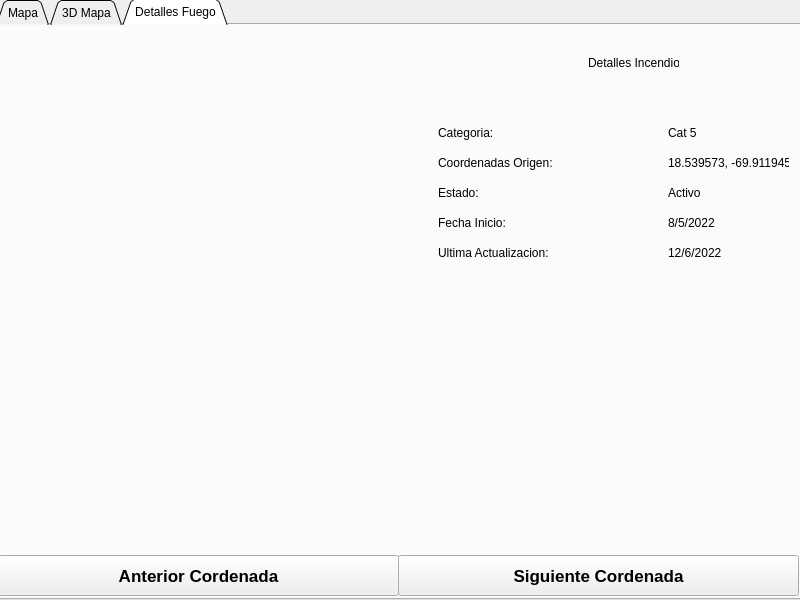
Above: temperature_dron/form.ui from 12an/Incendio_Detect before the change. Below: the same form after it.
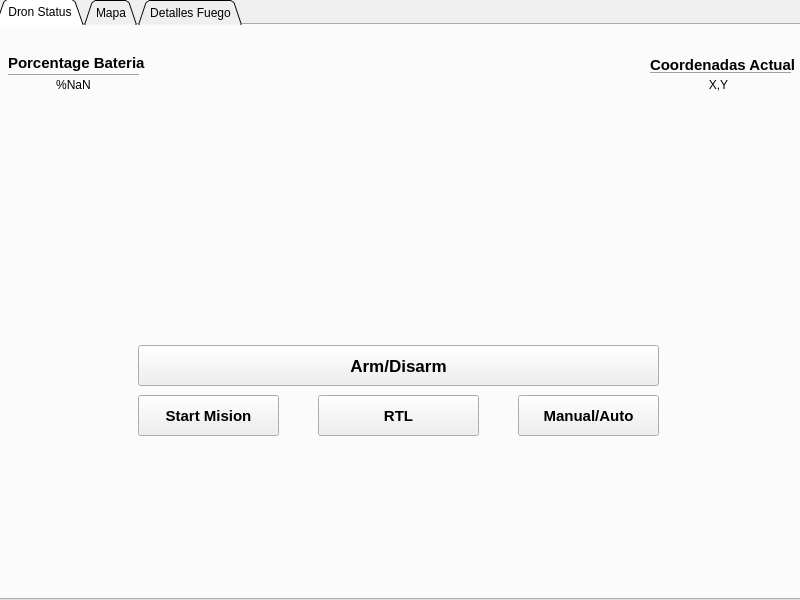
That is the form after the change. The open tabs and pages were chosen to show the change. Icons and pictures are not drawn.

The edit to the form file:
```diff
--- a/temperature_dron/form.ui
+++ b/temperature_dron/form.ui
@@ -28,16 +28,196 @@
    <property name="currentIndex">
     <number>2</number>
    </property>
+   <property name="elideMode">
+    <enum>Qt::ElideMiddle</enum>
+   </property>
+   <widget class="QWidget" name="Dron">
+    <attribute name="title">
+     <string>Dron Status</string>
+    </attribute>
+    <widget class="QLabel" name="PORC_BAT">
+     <property name="geometry">
+      <rect>
+       <x>10</x>
+       <y>30</y>
+       <width>141</width>
+       <height>16</height>
+      </rect>
+     </property>
+     <property name="font">
+      <font>
+       <pointsize>11</pointsize>
+       <bold>true</bold>
+      </font>
+     </property>
+     <property name="text">
+      <string>Porcentage Bateria</string>
+     </property>
+    </widget>
+    <widget class="QLabel" name="porc_bat">
+     <property name="geometry">
+      <rect>
+       <x>0</x>
+       <y>50</y>
+       <width>151</width>
+       <height>20</height>
+      </rect>
+     </property>
+     <property name="text">
+      <string>%NaN</string>
+     </property>
+     <property name="alignment">
+      <set>Qt::AlignCenter</set>
+     </property>
+    </widget>
+    <widget class="Line" name="BAT_LINEA">
+     <property name="geometry">
+      <rect>
+       <x>10</x>
+       <y>40</y>
+       <width>131</width>
+       <height>20</height>
+      </rect>
+     </property>
+     <property name="orientation">
+      <enum>Qt::Horizontal</enum>
+     </property>
+    </widget>
+    <widget class="Line" name="COORD_LINEA">
+     <property name="geometry">
+      <rect>
+       <x>652</x>
+       <y>40</y>
+       <width>141</width>
+       <height>16</height>
+      </rect>
+     </property>
+     <property name="orientation">
+      <enum>Qt::Horizontal</enum>
+     </property>
+    </widget>
+    <widget class="QLabel" name="coord_actual_lb">
+     <property name="geometry">
+      <rect>
+       <x>650</x>
+       <y>50</y>
+       <width>141</width>
+       <height>20</height>
+      </rect>
+     </property>
+     <property name="text">
+      <string>X,Y</string>
+     </property>
+     <property name="alignment">
+      <set>Qt::AlignCenter</set>
+     </property>
+    </widget>
+    <widget class="QLabel" name="COORD_ACTUAL_LB">
+     <property name="geometry">
+      <rect>
+       <x>652</x>
+       <y>30</y>
+       <width>151</width>
+       <height>20</height>
+      </rect>
+     </property>
+     <property name="font">
+      <font>
+       <pointsize>11</pointsize>
+       <bold>true</bold>
+      </font>
+     </property>
+     <property name="text">
+      <string>Coordenadas Actual</string>
+     </property>
+    </widget>
+    <widget class="QPushButton" name="ArmDisarmButton_dron">
+     <property name="geometry">
+      <rect>
+       <x>140</x>
+       <y>320</y>
+       <width>521</width>
+       <height>41</height>
+      </rect>
+     </property>
+     <property name="font">
+      <font>
+       <pointsize>13</pointsize>
+       <bold>true</bold>
+      </font>
+     </property>
+     <property name="text">
+      <string>Arm/Disarm</string>
+     </property>
+    </widget>
+    <widget class="QPushButton" name="StartMisionButton_dron">
+     <property name="geometry">
+      <rect>
+       <x>140</x>
+       <y>370</y>
+       <width>141</width>
+       <height>41</height>
+      </rect>
+     </property>
+     <property name="font">
+      <font>
+       <pointsize>11</pointsize>
+       <bold>true</bold>
+      </font>
+     </property>
+     <property name="text">
+      <string>Start Mision</string>
+     </property>
+    </widget>
+    <widget class="QPushButton" name="RTLButton_dron">
+     <property name="geometry">
+      <rect>
+       <x>320</x>
+       <y>370</y>
+       <width>161</width>
+       <height>41</height>
+      </rect>
+     </property>
+     <property name="font">
+      <font>
+       <pointsize>11</pointsize>
+       <bold>true</bold>
+      </font>
+     </property>
+     <property name="text">
+      <string>RTL</string>
+     </property>
+    </widget>
+    <widget class="QPushButton" name="ManualAutoButton_dron">
+     <property name="geometry">
+      <rect>
+       <x>520</x>
+       <y>370</y>
+       <width>141</width>
+       <height>41</height>
+      </rect>
+     </property>
+     <property name="font">
+      <font>
+       <pointsize>11</pointsize>
+       <bold>true</bold>
+      </font>
+     </property>
+     <property name="text">
+      <string>Manual/Auto</string>
+     </property>
+    </widget>
+   </widget>
    <widget class="QWidget" name="tab">
     <attribute name="title">
      <string>Mapa</string>
     </attribute>
-    <widget class="QPushButton" name="siguiente_mapa_1">
+    <widget class="QPushButton" name="SiguienteCordenadaBotton_mapa">
      <property name="geometry">
       <rect>
-       <x>400</x>
-       <y>533</y>
-       <width>401</width>
+       <x>600</x>
+       <y>510</y>
+       <width>191</width>
        <height>41</height>
       </rect>
      </property>
@@ -51,12 +231,12 @@
       <string>Siguiente Cordenada</string>
      </property>
     </widget>
-    <widget class="QPushButton" name="anterior_mapa_1">
+    <widget class="QPushButton" name="AnteriorCordenadaBotton_mapa">
      <property name="geometry">
       <rect>
-       <x>0</x>
-       <y>533</y>
-       <width>401</width>
+       <x>400</x>
+       <y>510</y>
+       <width>201</width>
        <height>41</height>
       </rect>
      </property>
@@ -77,68 +257,45 @@
     <widget class="QWidget" name="gridLayoutWidget">
      <property name="geometry">
       <rect>
-       <x>0</x>
-       <y>0</y>
-       <width>801</width>
-       <height>531</height>
+       <x>400</x>
+       <y>10</y>
+       <width>391</width>
+       <height>481</height>
       </rect>
      </property>
      <layout class="QGridLayout" name="web_mapa"/>
     </widget>
-   </widget>
-   <widget class="QWidget" name="tab_2">
-    <attribute name="title">
-     <string>3D Mapa</string>
-    </attribute>
-    <widget class="QPushButton" name="siguiente_3dmapa_2">
+    <widget class="Line" name="LINEA_DIVISORA">
      <property name="geometry">
       <rect>
-       <x>400</x>
-       <y>530</y>
-       <width>401</width>
-       <height>41</height>
-      </rect>
-     </property>
-     <property name="font">
-      <font>
-       <pointsize>13</pointsize>
-       <bold>true</bold>
-      </font>
-     </property>
-     <property name="text">
-      <string>Siguiente Cordenada</string>
-     </property>
-    </widget>
-    <widget class="QPushButton" name="anterior_3dmapa_2">
-     <property name="geometry">
-      <rect>
-       <x>0</x>
-       <y>530</y>
-       <width>401</width>
-       <height>41</height>
-      </rect>
-     </property>
-     <property name="font">
-      <font>
-       <pointsize>13</pointsize>
-       <bold>true</bold>
-      </font>
-     </property>
-     <property name="text">
-      <string>Anterior Cordenada</string>
-     </property>
-     <property name="icon">
-      <iconset theme="video-x-generic">
-       <normaloff>.</normaloff>.</iconset>
-     </property>
-    </widget>
-    <widget class="QWidget" name="gridLayoutWidget_2">
-     <property name="geometry">
-      <rect>
-       <x>0</x>
+       <x>380</x>
        <y>0</y>
-       <width>801</width>
-       <height>531</height>
+       <width>20</width>
+       <height>571</height>
+      </rect>
+     </property>
+     <property name="orientation">
+      <enum>Qt::Vertical</enum>
+     </property>
+    </widget>
+    <widget class="QWidget" name="gridLayoutWidget_4">
+     <property name="geometry">
+      <rect>
+       <x>10</x>
+       <y>10</y>
+       <width>371</width>
+       <height>271</height>
+      </rect>
+     </property>
+     <layout class="QGridLayout" name="mapa_2d"/>
+    </widget>
+    <widget class="QWidget" name="gridLayoutWidget_5">
+     <property name="geometry">
+      <rect>
+       <x>10</x>
+       <y>290</y>
+       <width>371</width>
+       <height>271</height>
       </rect>
      </property>
      <layout class="QGridLayout" name="mapa_3d"/>
@@ -148,12 +305,12 @@
     <attribute name="title">
      <string>Detalles Fuego</string>
     </attribute>
-    <widget class="QPushButton" name="siguiente_detalles_3">
+    <widget class="QPushButton" name="SiguienteCordenadaBotton_detalles">
      <property name="geometry">
       <rect>
-       <x>400</x>
-       <y>530</y>
-       <width>401</width>
+       <x>600</x>
+       <y>410</y>
+       <width>171</width>
        <height>41</height>
       </rect>
      </property>
@@ -167,12 +324,12 @@
       <string>Siguiente Cordenada</string>
      </property>
     </widget>
-    <widget class="QPushButton" name="anterior_detalles_3">
+    <widget class="QPushButton" name="AnteriorCordenadaBotton_detalles">
      <property name="geometry">
       <rect>
-       <x>0</x>
-       <y>530</y>
-       <width>401</width>
+       <x>430</x>
+       <y>410</y>
+       <width>171</width>
        <height>41</height>
       </rect>
      </property>
@@ -193,32 +350,42 @@
     <widget class="QWidget" name="gridLayoutWidget_3">
      <property name="geometry">
       <rect>
-       <x>0</x>
-       <y>0</y>
-       <width>401</width>
-       <height>531</height>
+       <x>10</x>
+       <y>10</y>
+       <width>381</width>
+       <height>251</height>
       </rect>
      </property>
-     <layout class="QGridLayout" name="foto_fuego"/>
+     <layout class="QGridLayout" name="Foto_Camara"/>
     </widget>
     <widget class="QLabel" name="label">
      <property name="geometry">
       <rect>
-       <x>590</x>
-       <y>30</y>
-       <width>91</width>
-       <height>16</height>
+       <x>430</x>
+       <y>89</y>
+       <width>351</width>
+       <height>71</height>
       </rect>
      </property>
+     <property name="font">
+      <font>
+       <family>Miriam CLM</family>
+       <pointsize>15</pointsize>
+       <bold>true</bold>
+      </font>
+     </property>
      <property name="text">
       <string>Detalles Incendio</string>
      </property>
+     <property name="alignment">
+      <set>Qt::AlignCenter</set>
+     </property>
     </widget>
     <widget class="QLabel" name="label_CATEGORIA">
      <property name="geometry">
       <rect>
-       <x>440</x>
-       <y>100</y>
+       <x>430</x>
+       <y>210</y>
        <width>61</width>
        <height>16</height>
       </rect>
@@ -230,8 +397,8 @@
     <widget class="QLabel" name="label_CORDENADAS_ORIGEN">
      <property name="geometry">
       <rect>
-       <x>440</x>
-       <y>130</y>
+       <x>430</x>
+       <y>240</y>
        <width>121</width>
        <height>16</height>
       </rect>
@@ -240,108 +407,170 @@
       <string>Coordenadas Origen:</string>
      </property>
     </widget>
-    <widget class="QLabel" name="label_FECHA_INICIO">
+    <widget class="QLabel" name="label_FECHA_HORA">
      <property name="geometry">
       <rect>
-       <x>440</x>
-       <y>190</y>
+       <x>430</x>
+       <y>180</y>
        <width>71</width>
        <height>16</height>
       </rect>
      </property>
      <property name="text">
-      <string>Fecha Inicio:</string>
+      <string>Fecha/Hora:</string>
      </property>
     </widget>
     <widget class="QLabel" name="label_ESTADO">
      <property name="geometry">
       <rect>
-       <x>440</x>
-       <y>160</y>
-       <width>41</width>
+       <x>430</x>
+       <y>300</y>
+       <width>71</width>
        <height>16</height>
       </rect>
      </property>
      <property name="text">
-      <string>Estado:</string>
+      <string>Estimacion</string>
      </property>
     </widget>
-    <widget class="QLabel" name="label_ULTIMA_ACTUALIZACIONJ">
+    <widget class="QLabel" name="label_AREA">
      <property name="geometry">
       <rect>
-       <x>440</x>
-       <y>220</y>
+       <x>430</x>
+       <y>270</y>
        <width>121</width>
        <height>16</height>
       </rect>
      </property>
      <property name="text">
-      <string>Ultima Actualizacion:</string>
+      <string>Area</string>
      </property>
     </widget>
     <widget class="QLabel" name="label_categoria">
      <property name="geometry">
       <rect>
-       <x>670</x>
-       <y>100</y>
-       <width>61</width>
-       <height>16</height>
+       <x>600</x>
+       <y>210</y>
+       <width>181</width>
+       <height>20</height>
       </rect>
      </property>
      <property name="text">
       <string>Cat 5</string>
      </property>
+     <property name="alignment">
+      <set>Qt::AlignCenter</set>
+     </property>
     </widget>
     <widget class="QLabel" name="label_cordenadas_origen">
      <property name="geometry">
       <rect>
-       <x>670</x>
-       <y>130</y>
-       <width>121</width>
-       <height>16</height>
+       <x>600</x>
+       <y>240</y>
+       <width>181</width>
+       <height>20</height>
       </rect>
      </property>
      <property name="text">
       <string>18.539573, -69.911945</string>
      </property>
+     <property name="alignment">
+      <set>Qt::AlignCenter</set>
+     </property>
     </widget>
     <widget class="QLabel" name="label_estado">
      <property name="geometry">
       <rect>
-       <x>670</x>
-       <y>160</y>
-       <width>61</width>
-       <height>16</height>
+       <x>600</x>
+       <y>300</y>
+       <width>181</width>
+       <height>20</height>
       </rect>
      </property>
      <property name="text">
       <string>Activo</string>
      </property>
+     <property name="alignment">
+      <set>Qt::AlignCenter</set>
+     </property>
     </widget>
     <widget class="QLabel" name="label_fecha_inicio">
      <property name="geometry">
       <rect>
-       <x>670</x>
-       <y>190</y>
-       <width>61</width>
-       <height>16</height>
+       <x>600</x>
+       <y>180</y>
+       <width>181</width>
+       <height>20</height>
       </rect>
      </property>
      <property name="text">
       <string>8/5/2022</string>
      </property>
+     <property name="alignment">
+      <set>Qt::AlignCenter</set>
+     </property>
     </widget>
-    <widget class="QLabel" name="label_ultima_actualizacion">
+    <widget class="QLabel" name="label_area">
      <property name="geometry">
       <rect>
-       <x>670</x>
-       <y>220</y>
-       <width>61</width>
-       <height>16</height>
+       <x>600</x>
+       <y>270</y>
+       <width>181</width>
+       <height>20</height>
       </rect>
      </property>
      <property name="text">
-      <string>12/6/2022</string>
+      <string>5 M2</string>
+     </property>
+     <property name="alignment">
+      <set>Qt::AlignCenter</set>
+     </property>
+    </widget>
+    <widget class="QWidget" name="gridLayoutWidget_6">
+     <property name="geometry">
+      <rect>
+       <x>10</x>
+       <y>270</y>
+       <width>381</width>
+       <height>251</height>
+      </rect>
+     </property>
+     <layout class="QGridLayout" name="ImagenProcesada"/>
+    </widget>
+    <widget class="Line" name="LINEA_DIVISORA_2">
+     <property name="geometry">
+      <rect>
+       <x>390</x>
+       <y>0</y>
+       <width>20</width>
+       <height>531</height>
+      </rect>
+     </property>
+     <property name="orientation">
+      <enum>Qt::Vertical</enum>
+     </property>
+    </widget>
+    <widget class="QPushButton" name="GenerarReporteBotton_detalles">
+     <property name="geometry">
+      <rect>
+       <x>0</x>
+       <y>530</y>
+       <width>801</width>
+       <height>41</height>
+      </rect>
+     </property>
+     <property name="font">
+      <font>
+       <pointsize>13</pointsize>
+       <bold>true</bold>
+      </font>
+     </property>
+     <property name="text">
+      <string>Generar Reporte Resumen</string>
+     </property>
+     <property name="icon">
+      <iconset theme="video-x-generic">
+       <normaloff>.</normaloff>.</iconset>
      </property>
     </widget>
    </widget>
```
